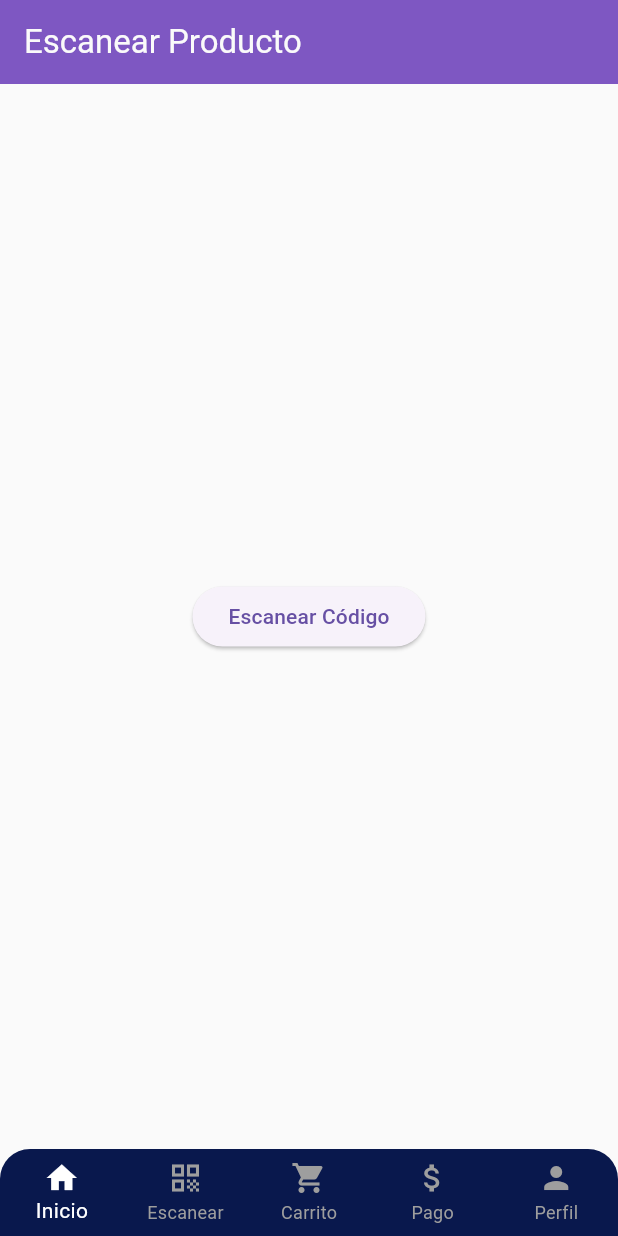
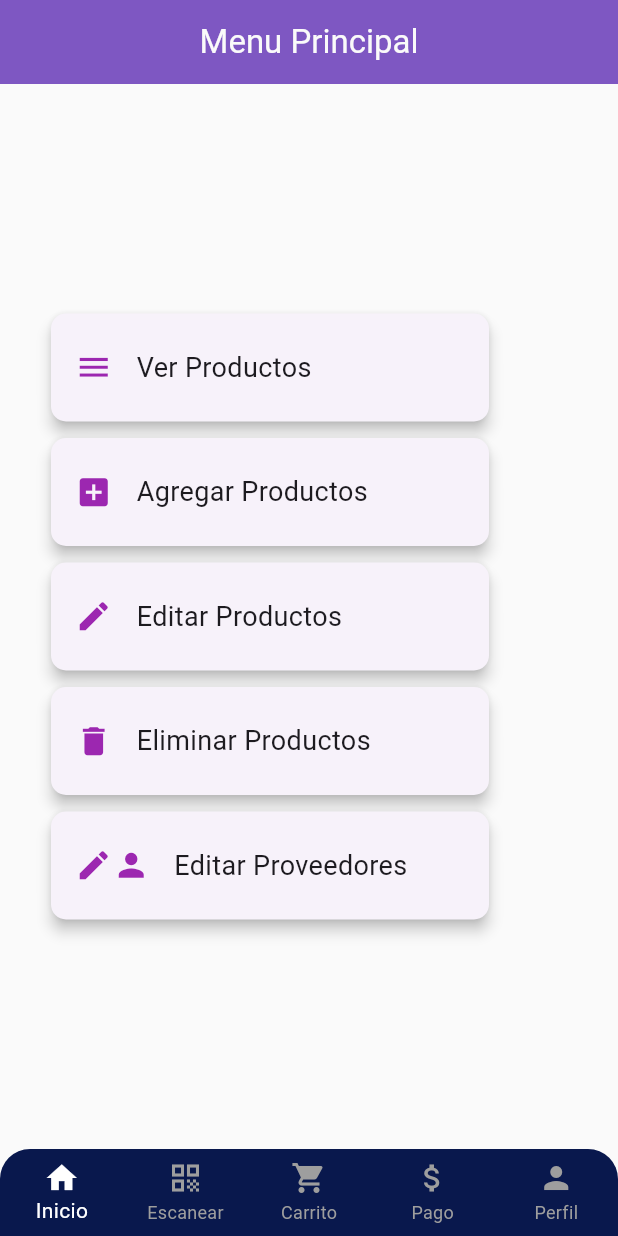
Before and after one commit to nicfabi/app, a Flutter app: the screen it shows after launch, on a phone screen of 412 x 824 dp. Run offline on Flutter 3.47's test engine with Material 3 defaults, Android fonts, the phone set to English and light mode, and no system bars; our stand-ins replace get, progress_dialog_null_safe; missing offline and left inert: flutter_barcode_scanner.

Commit message:
menu opciones principales
Unicamente vista de los botones (falta hacer correcto dericcionamiento)

```diff
--- a/lib/carro_compra/carrito_page.dart
+++ b/lib/carro_compra/carrito_page.dart
@@ -11,6 +11,7 @@ class CarritoPage extends StatelessWidget {
     return Scaffold(
       appBar: AppBar(
         title: Text('Carrito de Compras', style: TextStyle(color: Color(0xFFFAFAFA))),
+        centerTitle: true,
         backgroundColor: Color(0xFF7E57C2),
       ),
       body: Obx(() => ListView.builder(
--- a/lib/escaneo_producto/home_page.dart
+++ b/lib/escaneo_producto/home_page.dart
@@ -10,6 +10,7 @@ class HomePage extends GetView<HomePageController> {
         title: Text('Escanear Producto',
             style: TextStyle(color: Color(0xFFFAFAFA))),
         backgroundColor: Color(0xFF7E57C2),
+        centerTitle: true,
       ),
       body: Center(
         child: Column(
--- a/lib/facturacion.dart
+++ b/lib/facturacion.dart
@@ -25,6 +25,7 @@ class FacturacionScreen extends GetView<HomePageController> {
         title: const Text('MicroTech Solutions',
             style: TextStyle(color: Color(0xFFFAFAFA))),
         backgroundColor: const Color(0xFF7E57C2),
+        centerTitle: true,
       ),
       body: Column(
         children: [
--- a/lib/main.dart
+++ b/lib/main.dart
@@ -1,3 +1,4 @@
+import 'package:app/visualizaci%C3%B3n_productos/productos_page.dart';
 import 'package:flutter/material.dart';
 import 'escaneo_producto/home_page.dart';
 import 'escaneo_producto/home_page_controller.dart';
@@ -36,6 +37,7 @@ class MainScreen extends StatelessWidget {
       body: Obx(() => IndexedStack(
             index: _selectedIndex.value,
             children: [
+              MenuOpcionesHome(),
               HomePage(),
               CarritoPage(),
               PagoPage(),
--- a/lib/pago_page.dart
+++ b/lib/pago_page.dart
@@ -9,6 +9,7 @@ class PagoPage extends GetView<CarritoService> {
       appBar: AppBar(
         title: const Text('Pago', style: TextStyle(color: Color(0xFFFAFAFA))),
         backgroundColor: const Color(0xFF7E57C2),
+        centerTitle: true,
       ),
       body: Center(
         child: Column(
--- a/lib/send_bill/bill_sender.dart
+++ b/lib/send_bill/bill_sender.dart
@@ -13,6 +13,7 @@ class BillSender extends GetView<CarritoService> {
     return Scaffold(
       appBar: AppBar(
         title: const Text('Pago', style: TextStyle(color: Color(0xFFFAFAFA))),
+        centerTitle: true,
         backgroundColor: const Color(0xFF7E57C2),
       ),
       body: Center(
--- /dev/null
+++ b/lib/visualización_productos/productos_page.dart
@@ -0,0 +1,197 @@
+import 'package:app/carro_compra/carrito_page.dart';
+import 'package:flutter/material.dart';
+
+class MenuOpcionesHome extends StatelessWidget {
+  const MenuOpcionesHome({super.key});
+
+  @override
+  Widget build(BuildContext context) {
+    return Scaffold(
+      appBar: AppBar(
+        title: const Text('Menu Principal',
+            style: TextStyle(color: Color(0xFFFAFAFA))),
+        backgroundColor: const Color(0xFF7E57C2),
+        centerTitle: true,
+      ),
+      body: Padding(
+        padding: const EdgeInsets.all(30.0),
+        child: Column(
+          mainAxisAlignment: MainAxisAlignment.center,
+          crossAxisAlignment: CrossAxisAlignment.center,
+          children: [
+            GestureDetector(
+              onTap: () {
+                Navigator.push(
+                  context,
+                  MaterialPageRoute(
+                    builder: (context) => CarritoPage(),
+                  ),
+                );
+              },
+              child: SizedBox(
+                width: 300,
+                height: 80,
+                child: Card(
+                  elevation: 4,
+                  shape: RoundedRectangleBorder(
+                    borderRadius: BorderRadius.circular(10.0),
+                  ),
+                  child: const Padding(
+                    padding: EdgeInsets.all(16.0),
+                    child: Row(
+                      children: <Widget>[
+                        Icon(Icons.menu, size: 25, color: Colors.purple),
+                        SizedBox(width: 16),
+                        Text(
+                          'Ver Productos',
+                          style: TextStyle(fontSize: 18),
+                        ),
+                      ],
+                    ),
+                  ),
+                ),
+              ),
+            ),
+            const SizedBox(height: 3),
+            GestureDetector(
+              onTap: () {
+                Navigator.push(
+                  context,
+                  MaterialPageRoute(
+                    builder: (context) => CarritoPage(),
+                  ),
+                );
+              },
+              child: SizedBox(
+                width: 300,
+                height: 80,
+                child: Card(
+                  elevation: 4,
+                  shape: RoundedRectangleBorder(
+                    borderRadius: BorderRadius.circular(10.0),
+                  ),
+                  child: const Padding(
+                    padding: EdgeInsets.all(16.0),
+                    child: Row(
+                      children: <Widget>[
+                        Icon(Icons.add_box, size: 25, color: Colors.purple),
+                        SizedBox(width: 16),
+                        Text(
+                          'Agregar Productos',
+                          style: TextStyle(fontSize: 18),
+                        ),
+                      ],
+                    ),
+                  ),
+                ),
+              ),
+            ),
+            const SizedBox(height: 3),
+            GestureDetector(
+              onTap: () {
+                Navigator.push(
+                  context,
+                  MaterialPageRoute(
+                    builder: (context) => CarritoPage(),
+                  ),
+                );
+              },
+              child: SizedBox(
+                width: 300,
+                height: 80,
+                child: Card(
+                  elevation: 4,
+                  shape: RoundedRectangleBorder(
+                    borderRadius: BorderRadius.circular(10.0),
+                  ),
+                  child: const Padding(
+                    padding: EdgeInsets.all(16.0),
+                    child: Row(
+                      children: <Widget>[
+                        Icon(Icons.edit, size: 25, color: Colors.purple),
+                        SizedBox(width: 16),
+                        Text(
+                          'Editar Productos',
+                          style: TextStyle(fontSize: 18),
+                        ),
+                      ],
+                    ),
+                  ),
+                ),
+              ),
+            ),
+            const SizedBox(height: 3),
+            GestureDetector(
+              onTap: () {
+                Navigator.push(
+                  context,
+                  MaterialPageRoute(
+                    builder: (context) => CarritoPage(),
+                  ),
+                );
+              },
+              child: SizedBox(
+                width: 300,
+                height: 80,
+                child: Card(
+                  elevation: 4,
+                  shape: RoundedRectangleBorder(
+                    borderRadius: BorderRadius.circular(10.0),
+                  ),
+                  child: const Padding(
+                    padding: EdgeInsets.all(16.0),
+                    child: Row(
+                      children: <Widget>[
+                        Icon(Icons.delete, size: 25, color: Colors.purple),
+                        SizedBox(width: 16),
+                        Text(
+                          'Eliminar Productos',
+                          style: TextStyle(fontSize: 18),
+                        ),
+                      ],
+                    ),
+                  ),
+                ),
+              ),
+            ),
+            const SizedBox(height: 3),
+            GestureDetector(
+              onTap: () {
+                Navigator.push(
+                  context,
+                  MaterialPageRoute(
+                    builder: (context) => CarritoPage(),
+                  ),
+                );
+              },
+              child: SizedBox(
+                width: 300,
+                height: 80,
+                child: Card(
+                  elevation: 4,
+                  shape: RoundedRectangleBorder(
+                    borderRadius: BorderRadius.circular(10.0),
+                  ),
+                  child: const Padding(
+                    padding: EdgeInsets.all(16.0),
+                    child: Row(
+                      children: <Widget>[
+                        Icon(Icons.edit, size: 25, color: Colors.purple),
+                        Icon(Icons.person, size: 25, color: Colors.purple),
+                        SizedBox(width: 16),
+                        Text(
+                          'Editar Proveedores',
+                          style: TextStyle(fontSize: 18),
+                        ),
+                      ],
+                    ),
+                  ),
+                ),
+              ),
+            ),
+          ],
+        ),
+      ),
+    );
+  }
+}
```
